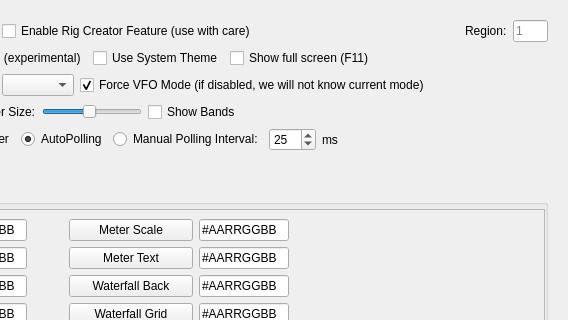
Before: the Qt Designer form settingswidget.ui in adecarolis/wfweb, drawn with Qt 5; both pictures show x 625 to 1193 and y 0 to 320 of the 1193 by 625 pixel window.
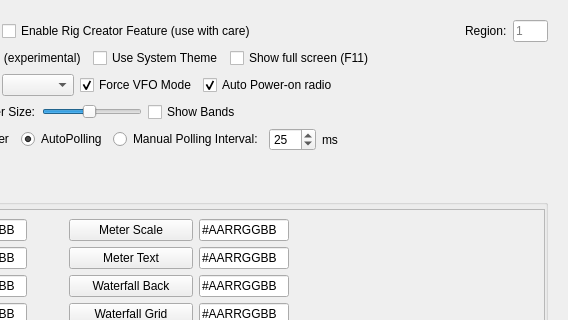
After: the same form once the commit is applied. The open tabs and pages were chosen to show the change. Custom widgets are drawn as their Qt base class.

Commit message: Allow user to configure auto power on

```diff
--- a/settingswidget.ui
+++ b/settingswidget.ui
@@ -1082,7 +1082,17 @@
            <item>
             <widget class="QCheckBox" name="forceVfoModeChk">
              <property name="text">
-              <string>Force VFO Mode (if disabled, we will not know current mode)</string>
+               <string>Force VFO Mode</string>
+             </property>
+             <property name="checked">
+              <bool>true</bool>
+             </property>
+            </widget>
+           </item>
+           <item>
+            <widget class="QCheckBox" name="autoPowerOnChk">
+             <property name="text">
+              <string>Auto Power-on radio</string>
              </property>
              <property name="checked">
               <bool>true</bool>
```
The commit also changes 4 other files.
